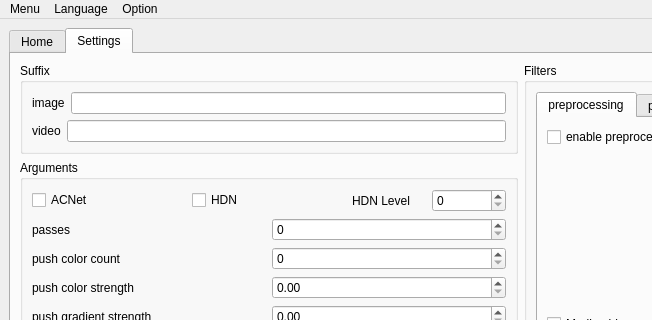
TianZerL/Anime4KCPP, file GUI/src/mainwindow.ui: the form before one commit; both pictures show x 0 to 652 and y 0 to 320 of the 1042 by 626 pixel window.
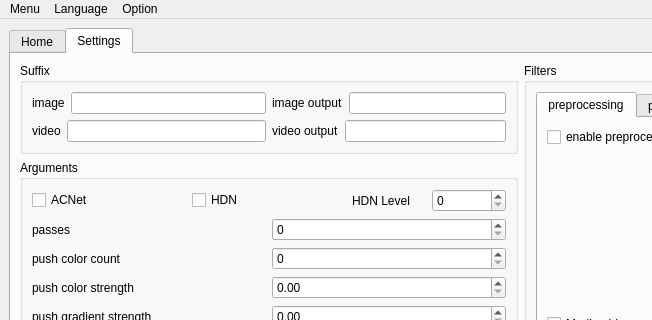
The form after the commit. The open tabs and pages were chosen to show the change.

Commit message: Update GUI Bug fixes Structure will be preserved when processing folders Allow to specify global output suffix

```diff
--- a/GUI/src/mainwindow.ui
+++ b/GUI/src/mainwindow.ui
@@ -359,8 +359,8 @@
           <property name="title">
            <string>Suffix</string>
           </property>
-          <layout class="QVBoxLayout" name="verticalLayout_3">
-           <item>
+          <layout class="QGridLayout" name="gridLayout_4">
+           <item row="0" column="0">
             <layout class="QHBoxLayout" name="horizontalLayoutImageSuffix">
              <item>
               <widget class="QLabel" name="labelImageSuffix">
@@ -381,7 +381,28 @@
              </item>
             </layout>
            </item>
-           <item>
+           <item row="0" column="1">
+            <layout class="QHBoxLayout" name="horizontalLayoutImageOutputSuffix">
+             <item>
+              <widget class="QLabel" name="labelImageOutputSuffix">
+               <property name="text">
+                <string>image output</string>
+               </property>
+               <property name="buddy">
+                <cstring>lineEditImageSuffix</cstring>
+               </property>
+              </widget>
+             </item>
+             <item>
+              <widget class="QLineEdit" name="lineEditImageOutputSuffix">
+               <property name="statusTip">
+                <string>Specify output image suffix, leaving it empty means the same as the input</string>
+               </property>
+              </widget>
+             </item>
+            </layout>
+           </item>
+           <item row="1" column="0">
             <layout class="QHBoxLayout" name="horizontalLayoutVideoSuffix">
              <item>
               <widget class="QLabel" name="labelVideoSuffix">
@@ -402,6 +423,27 @@
              </item>
             </layout>
            </item>
+           <item row="1" column="1">
+            <layout class="QHBoxLayout" name="horizontalLayoutVideoOutputSuffix">
+             <item>
+              <widget class="QLabel" name="labelVideoOutputSuffix">
+               <property name="text">
+                <string>video output</string>
+               </property>
+               <property name="buddy">
+                <cstring>lineEditVideoSuffix</cstring>
+               </property>
+              </widget>
+             </item>
+             <item>
+              <widget class="QLineEdit" name="lineEditVideoOutputSuffix">
+               <property name="statusTip">
+                <string>Specify output video suffix, leaving it empty means &quot;mkv&quot;</string>
+               </property>
+              </widget>
+             </item>
+            </layout>
+           </item>
           </layout>
          </widget>
         </item>
```
The commit also changes 6 other files.
